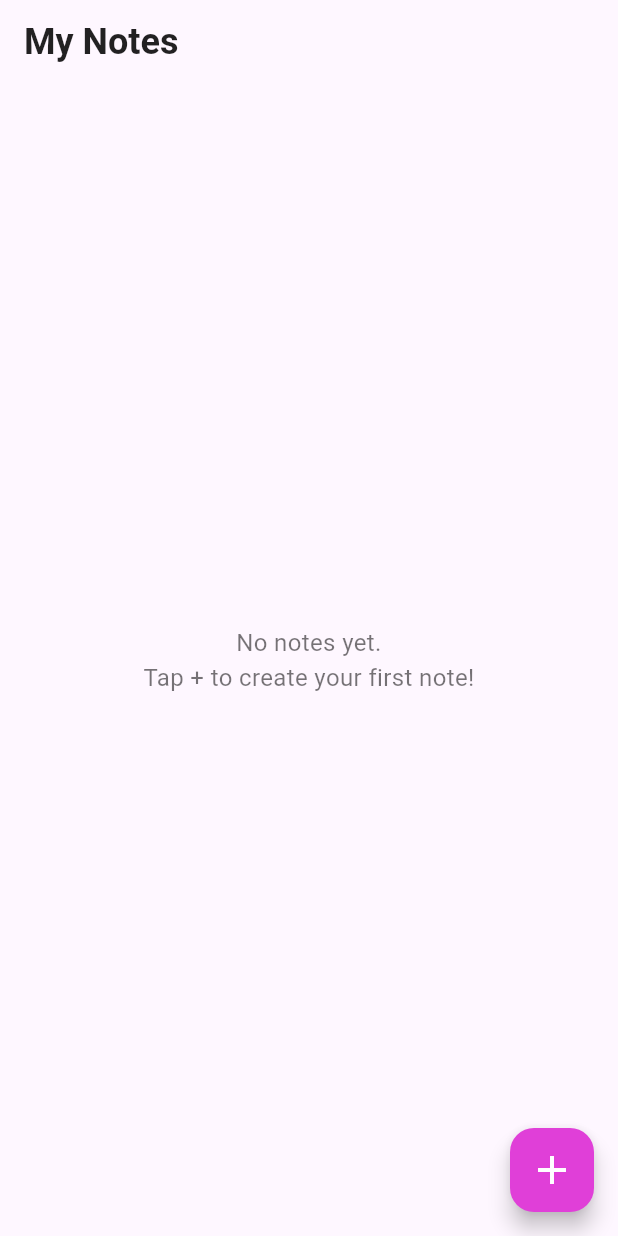
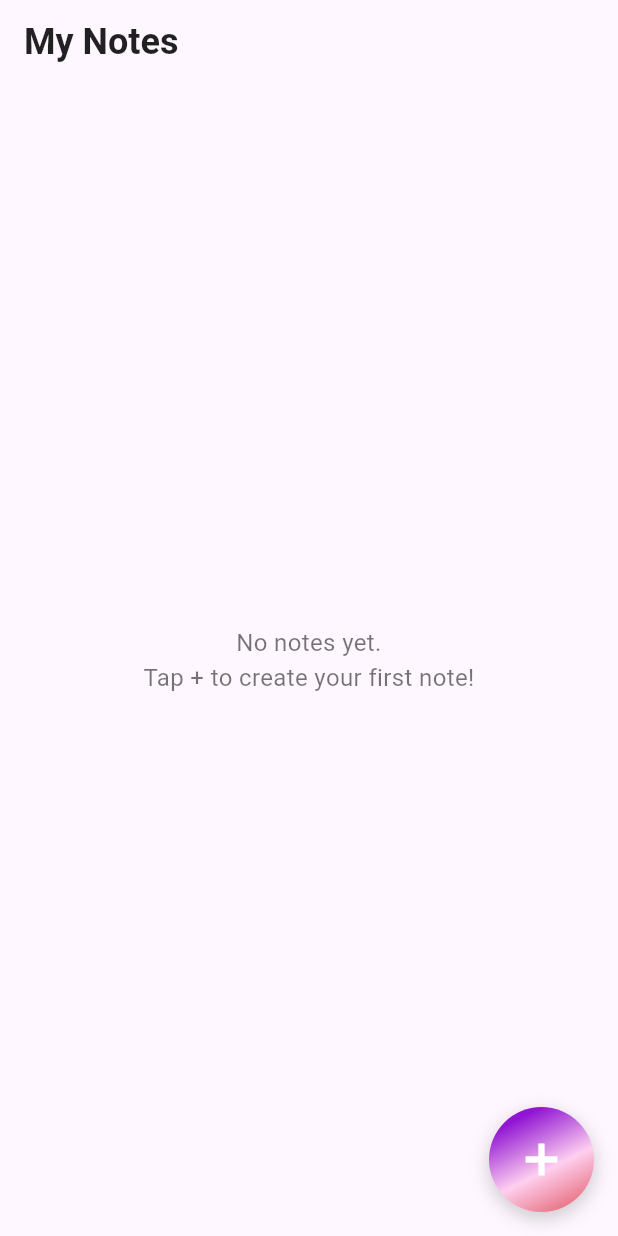
Before and after one commit to hauwajibrilibrahim/simple_note_app, a Flutter app: the screen it shows after launch, on a phone screen of 412 x 824 dp. Run offline on Flutter 3.47's test engine with Material 3 defaults, Android fonts, the phone set to English and light mode, and no system bars; our stand-ins replace cloud_firestore, firebase_core; accounts and stored records are empty.

Commit message:
feat: refactor floating action button

```diff
--- a/lib/pages/note_list_page.dart
+++ b/lib/pages/note_list_page.dart
@@ -68,15 +68,45 @@ class _NoteListPageState extends State<NoteListPage> {
           );
         },
       ),
-      floatingActionButton: FloatingActionButton(
+      floatingActionButton: Container(
+        height: 70,
+        width: 70,
+        decoration: BoxDecoration(
+          shape: BoxShape.circle,
+          gradient: const LinearGradient(
+            colors: [
+              Color(0xFF9115D4), // Purple
+              Color(0xFFFECFEF), // Lighter pink
+              Color(0xFFE2525C), // Light pink
+            ],
+            begin: Alignment.topCenter,
+            end: Alignment.bottomRight,
+          ),
+          boxShadow: [
+            BoxShadow(
+              color: Colors.black.withOpacity(0.2),
+              blurRadius: 10,
+              offset: const Offset(0, 4),
+            ),
+          ],
+        ),
+        child: FloatingActionButton(
           onPressed: () {
             Navigator.push(
               context,
               MaterialPageRoute(builder: (context) => CreateEditNotePage()),
             );
           },
-        backgroundColor: const Color(0xFFE03FD8),
-        child: const Icon(Icons.add, size: 32, color: Colors.white),
+          backgroundColor: Colors.transparent,
+          elevation: 0,
+          shape: const CircleBorder(),
+          child: const Icon(
+            Icons.add,
+            size: 34,
+            color: Colors.white,
+            fontWeight: FontWeight.bold,
+          ),
+        ),
       ),
     );
   }
```
Lines whose indentation alone changed are shown as unchanged.
